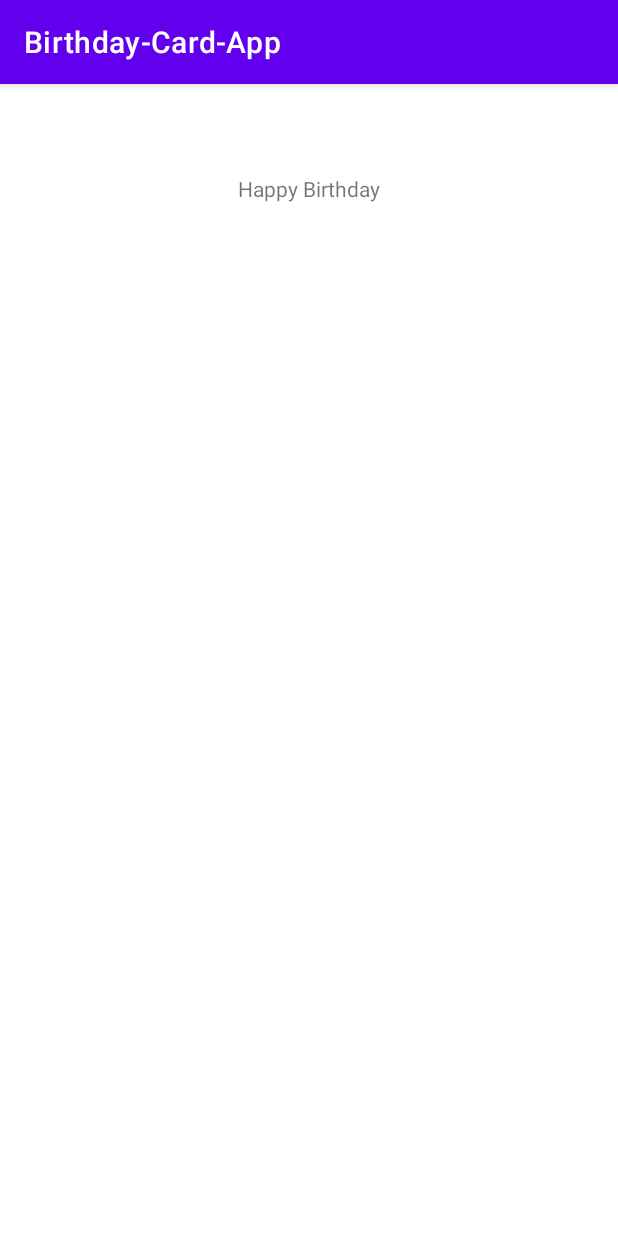
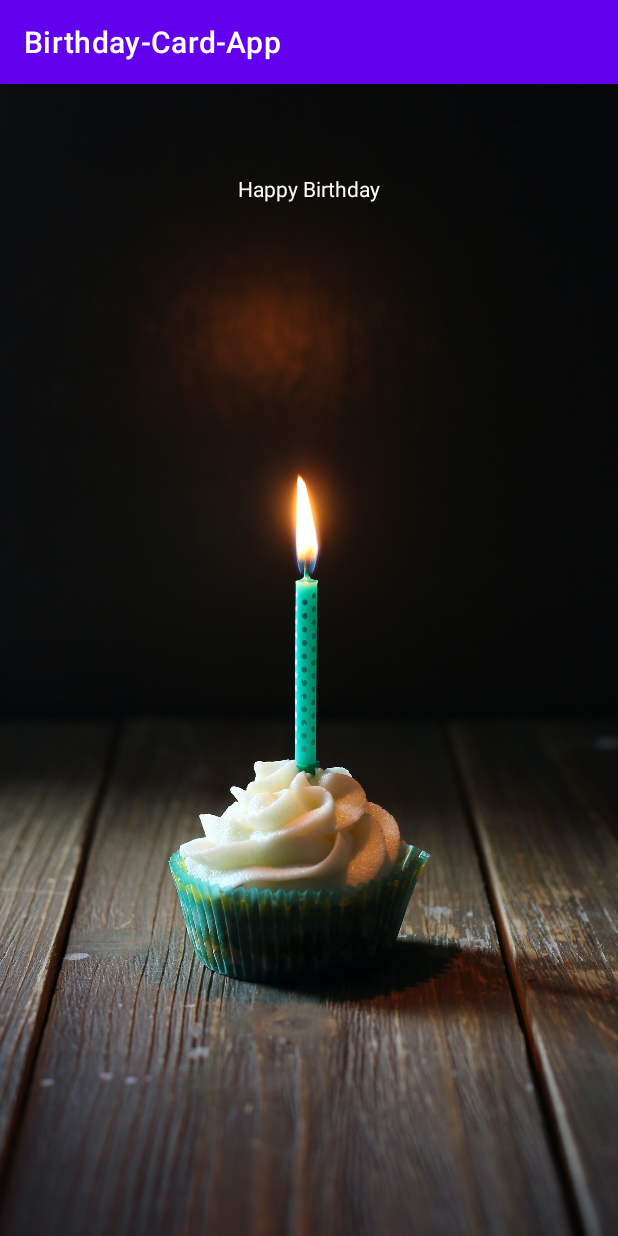
Before and after one commit to mad-skull/Birthday-Card-App, an Android app: the BirthdayGreetings screen opened directly, with no data from a screen before it, on a phone screen of 412 x 824 dp. Run offline under Robolectric (Android 15) with nearby library versions, the phone set to English and light mode, and no system bars; 2 statements that could not run were skipped.

Commit message:
adding image

```diff
--- a/app/src/main/res/layout/activity_birthday_greetings.xml
+++ b/app/src/main/res/layout/activity_birthday_greetings.xml
@@ -5,10 +5,15 @@
     android:layout_width="match_parent"
     android:layout_height="match_parent"
     tools:context=".BirthdayGreetings">
-
+    <ImageView
+        android:layout_width="match_parent"
+        android:layout_height="match_parent"
+        android:src="@drawable/bday"
+        android:scaleType="centerCrop"/>
     <TextView
         android:id="@+id/BirthdayGreetings"
         android:text="Happy Birthday"
+        android:textColor="@android:color/white"
         android:layout_width="wrap_content"
         android:layout_height="wrap_content"
         app:layout_constraintLeft_toLeftOf="parent"
```
Also changed, not shown: app/src/main/res/drawable/bday.jpg (added).
